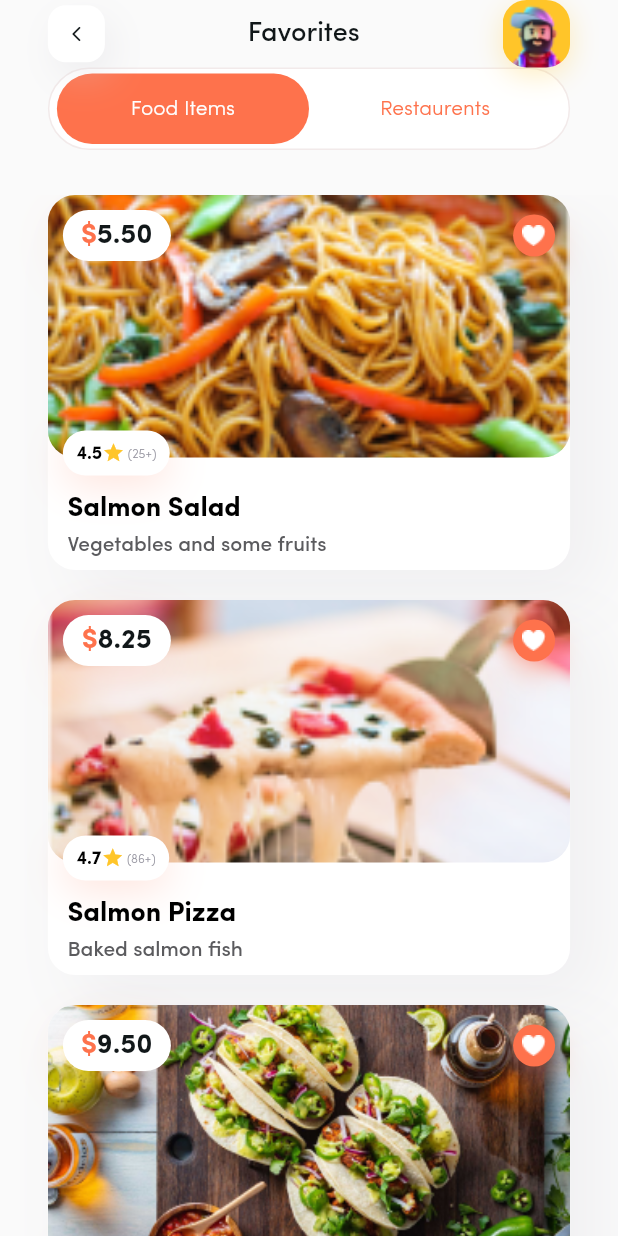
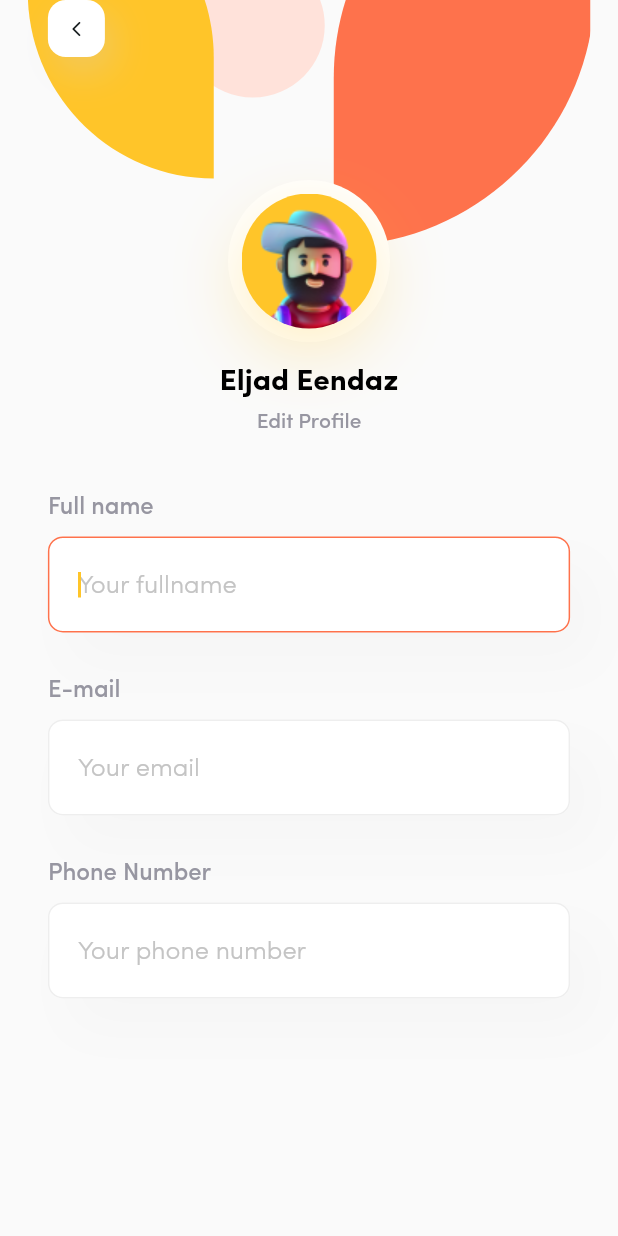
Before and after one commit to TuNinh99/food_app, a Flutter app: the screen it shows after launch, on a phone screen of 412 x 824 dp. Run offline on Flutter 3.47's test engine with Material 2 defaults, Android fonts, the light colour scheme and no system bars; our stand-ins replace device_preview, flutter_svg.

Commit message:
profile page

```diff
--- a/lib/main.dart
+++ b/lib/main.dart
@@ -8,6 +8,7 @@ import 'package:food_app/pages/food_page.dart';
 import 'package:food_app/pages/home_page.dart';
 import 'package:food_app/pages/login_page.dart';
 import 'package:food_app/pages/orders_upcoming.dart';
+import 'package:food_app/pages/profile_page.dart';
 import 'package:food_app/pages/reset_password_page.dart';
 import 'package:food_app/pages/signup_page.dart';
 import 'package:food_app/pages/splash_page.dart';
@@ -39,7 +40,7 @@ class FoodApp extends StatelessWidget {
       theme: ThemeData(
         primarySwatch: Colors.blue,
       ),
-      initialRoute: '$FavoritesPage',
+      initialRoute: '$ProfilePage',
       routes: {
         '$SplashPage': (context) => const SplashPage(),
         '$WelcomePage': (context) => const WelcomePage(),
@@ -53,6 +54,7 @@ class FoodApp extends StatelessWidget {
         '$CartPage': (context) => const CartPage(),
         '$OrdersUpcoming': (context) => const OrdersUpcoming(),
         '$FavoritesPage': (context) => const FavoritesPage(),
+        '$ProfilePage': (context) => const ProfilePage(),
       },
     );
   }
--- /dev/null
+++ b/lib/pages/profile_page.dart
@@ -0,0 +1,125 @@
+import 'package:flutter/material.dart';
+import 'package:flutter_svg/flutter_svg.dart';
+import 'package:food_app/utils/common_define.dart';
+import 'package:food_app/utils/themes.dart';
+import 'package:food_app/widgets/button_back.dart';
+import 'package:food_app/widgets/text_input_group.dart';
+
+class ProfilePage extends StatelessWidget {
+  const ProfilePage({super.key});
+
+  @override
+  Widget build(BuildContext context) {
+    final Size size = MediaQuery.of(context).size;
+    return Scaffold(
+      body: Column(
+        children: [
+          //avatar & banner
+          Expanded(
+            flex: size.height < 700 ? 3 : 2,
+            child: Column(
+              children: [
+                _BannerAvatar(size: size),
+                Text(
+                  'Eljad Eendaz',
+                  style: PrimaryFont.semiBold(20).copyWith(
+                    color: kColorBlack,
+                    height: 1,
+                  ),
+                ),
+                const SizedBox(
+                  height: 10,
+                ),
+                Text(
+                  'Edit Profile',
+                  style: PrimaryFont.medium(14).copyWith(
+                    color: const Color(0XFF9796A1),
+                    height: 1,
+                  ),
+                )
+              ],
+            ),
+          ),
+          Expanded(
+              flex: 3,
+              child: Padding(
+                padding: EdgeInsets.symmetric(horizontal: size.width * 0.0775),
+                child: Column(
+                  children: [
+                    const TextInputGroup(
+                      title: 'Full name',
+                      hintText: 'Your fullname',
+                    ),
+                    SizedBox(
+                      height: size.height < 700 ? 5 : 30,
+                    ),
+                    const TextInputGroup(
+                      title: 'E-mail',
+                      hintText: 'Your email',
+                      inputType: InputType.Email,
+                    ),
+                    SizedBox(
+                      height: size.height < 700 ? 5 : 30,
+                    ),
+                    const TextInputGroup(
+                      title: 'Phone Number',
+                      hintText: 'Your phone number',
+                      inputType: InputType.Phone,
+                    ),
+                  ],
+                ),
+              )),
+        ],
+      ),
+    );
+  }
+}
+
+class _BannerAvatar extends StatelessWidget {
+  const _BannerAvatar({
+    required this.size,
+  });
+
+  final Size size;
+
+  @override
+  Widget build(BuildContext context) {
+    return Stack(
+      children: [
+        Center(
+          child: SvgPicture.asset('assets/images/profile_banner.svg'),
+        ),
+        SafeArea(
+          child: Padding(
+            padding: EdgeInsets.only(left: size.width * 0.0775),
+            child: const ButtonBack(),
+          ),
+        ),
+        Center(
+          child: Container(
+            margin: const EdgeInsets.only(top: 120),
+            child: CircleAvatar(
+              backgroundColor: kColorWhite,
+              radius: 54,
+              child: Container(
+                clipBehavior: Clip.antiAlias,
+                decoration: const BoxDecoration(
+                    borderRadius: BorderRadius.all(
+                      Radius.circular(45),
+                    ),
+                    boxShadow: [
+                      BoxShadow(
+                        offset: Offset(0, 15),
+                        blurRadius: 40,
+                        color: Color.fromRGBO(255, 197, 41, 0.3),
+                      )
+                    ]),
+                child: Image.asset('assets/images/big_avatar.png'),
+              ),
+            ),
+          ),
+        ),
+      ],
+    );
+  }
+}
```
Also changed, not shown: assets/images/profile_banner.svg (added).
